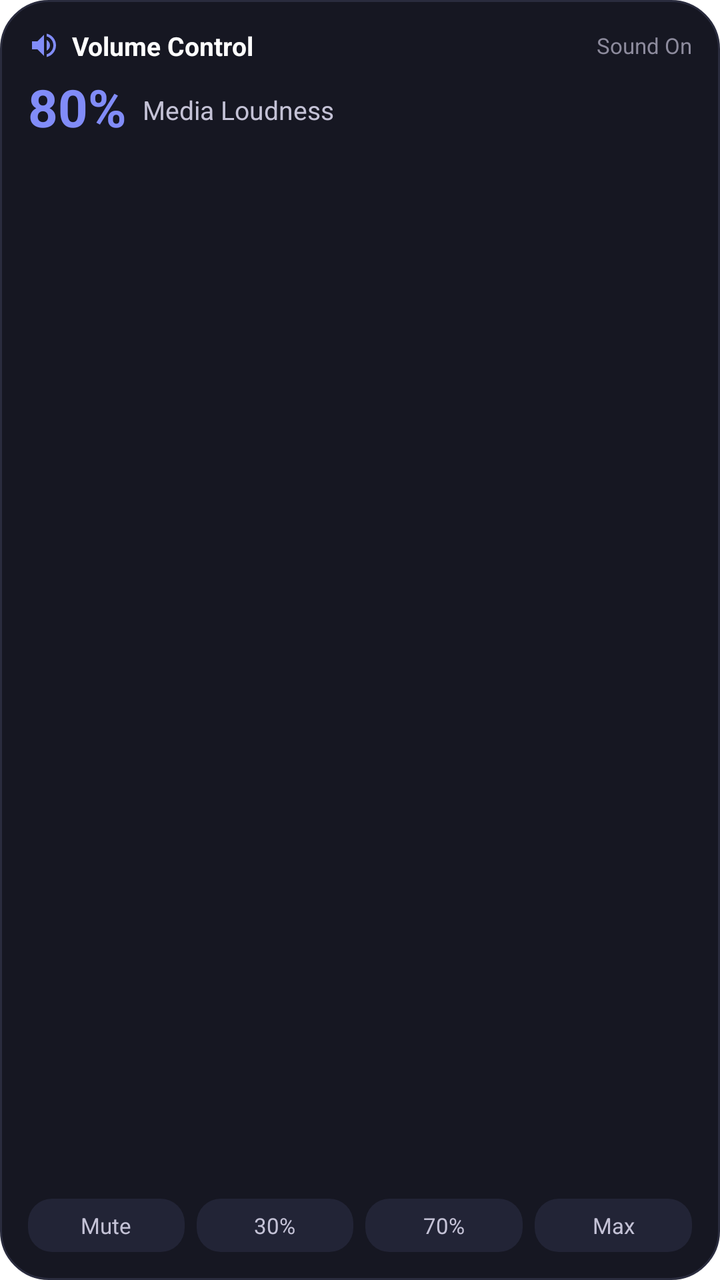
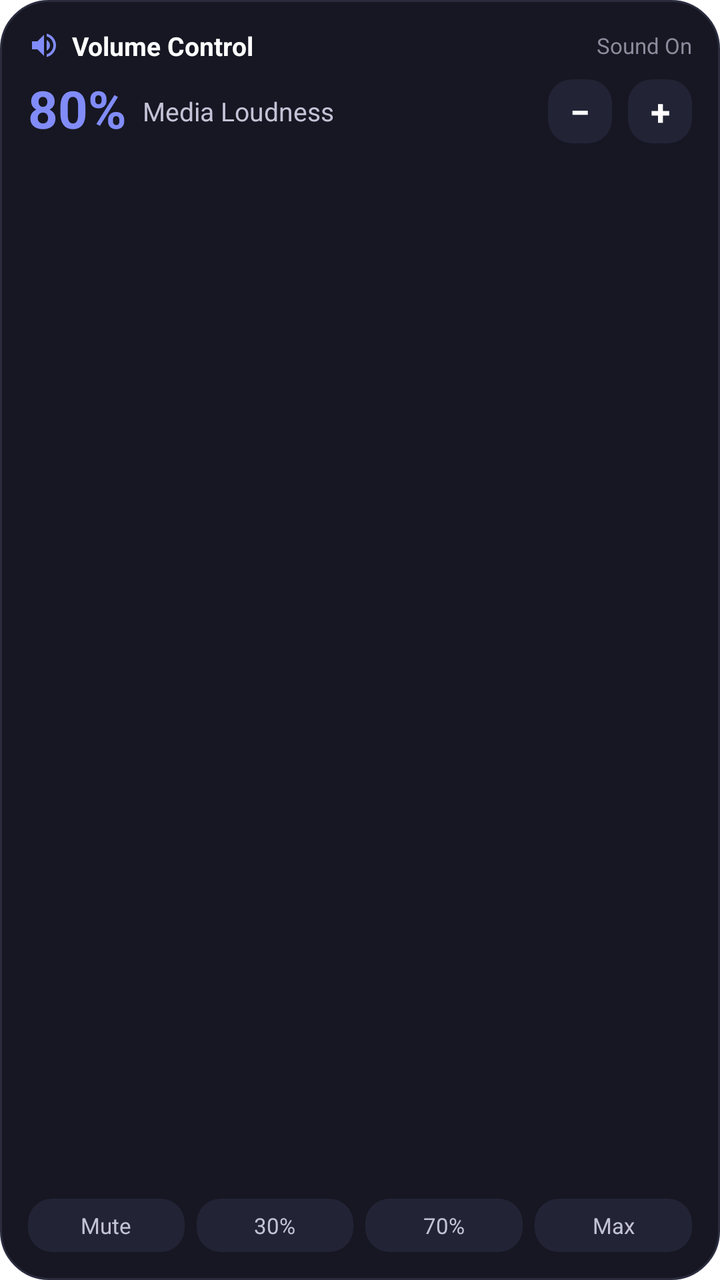

Before-and-after screenshots of an Android layout around one commit, followed by the original layout XML and the change that was made.
<!-- AndroidManifest.xml: fallback theme Theme.MaterialComponents.DayNight.NoActionBar -->
<!-- res/layout/widget_volume.xml -->
<?xml version="1.0" encoding="utf-8"?>
<LinearLayout xmlns:android="http://schemas.android.com/apk/res/android"
    android:id="@+id/widget_root"
    android:layout_width="match_parent"
    android:layout_height="match_parent"
    android:orientation="vertical"
    android:background="@drawable/widget_bg_dark"
    android:padding="14dp">

    
    <LinearLayout
        android:layout_width="match_parent"
        android:layout_height="wrap_content"
        android:orientation="horizontal"
        android:gravity="center_vertical">

        <ImageView
            android:layout_width="16dp"
            android:layout_height="16dp"
            android:src="@drawable/ic_widget_volume"
            android:contentDescription="Volume" />

        <TextView
            android:layout_width="0dp"
            android:layout_height="wrap_content"
            android:layout_weight="1"
            android:layout_marginStart="6dp"
            android:textColor="#FFFFFF"
            android:textSize="13sp"
            android:textStyle="bold"
            android:text="Volume Control" />

        <TextView
            android:id="@+id/widget_volume_mode"
            android:layout_width="wrap_content"
            android:layout_height="wrap_content"
            android:textColor="#8D8B9D"
            android:textSize="11sp"
            android:text="Sound On" />
    </LinearLayout>

    
    <LinearLayout
        android:layout_width="match_parent"
        android:layout_height="wrap_content"
        android:layout_marginTop="8dp"
        android:orientation="horizontal"
        android:gravity="center_vertical">

        <TextView
            android:id="@+id/widget_volume_percent"
            android:layout_width="wrap_content"
            android:layout_height="wrap_content"
            android:textColor="#818CF8"
            android:textSize="26sp"
            android:textStyle="bold"
            android:includeFontPadding="false"
            android:text="80%" />

        <TextView
            android:id="@+id/widget_volume_stream_label"
            android:layout_width="wrap_content"
            android:layout_height="wrap_content"
            android:layout_marginStart="8dp"
            android:textColor="#C4C2D6"
            android:textSize="13sp"
            android:text="Media Loudness" />
    </LinearLayout>

    
    <FrameLayout
        android:layout_width="match_parent"
        android:layout_height="0dp"
        android:layout_weight="1" />

    
    <LinearLayout
        android:layout_width="match_parent"
        android:layout_height="wrap_content"
        android:orientation="horizontal">

        <TextView
            android:id="@+id/widget_volume_preset_mute"
            android:layout_width="0dp"
            android:layout_height="wrap_content"
            android:layout_weight="1"
            android:background="@drawable/widget_tile_bg"
            android:textColor="#C4C2D6"
            android:textSize="11sp"
            android:gravity="center"
            android:paddingTop="6dp"
            android:paddingBottom="6dp"
            android:layout_marginEnd="3dp"
            android:text="Mute" />

        <TextView
            android:id="@+id/widget_volume_preset_30"
            android:layout_width="0dp"
            android:layout_height="wrap_content"
            android:layout_weight="1"
            android:background="@drawable/widget_tile_bg"
            android:textColor="#C4C2D6"
            android:textSize="11sp"
            android:gravity="center"
            android:paddingTop="6dp"
            android:paddingBottom="6dp"
            android:layout_marginStart="3dp"
            android:layout_marginEnd="3dp"
            android:text="30%" />

        <TextView
            android:id="@+id/widget_volume_preset_70"
            android:layout_width="0dp"
            android:layout_height="wrap_content"
            android:layout_weight="1"
            android:background="@drawable/widget_tile_bg"
            android:textColor="#C4C2D6"
            android:textSize="11sp"
            android:gravity="center"
            android:paddingTop="6dp"
            android:paddingBottom="6dp"
            android:layout_marginStart="3dp"
            android:layout_marginEnd="3dp"
            android:text="70%" />

        <TextView
            android:id="@+id/widget_volume_preset_100"
            android:layout_width="0dp"
            android:layout_height="wrap_content"
            android:layout_weight="1"
            android:background="@drawable/widget_tile_bg"
            android:textColor="#C4C2D6"
            android:textSize="11sp"
            android:gravity="center"
            android:paddingTop="6dp"
            android:paddingBottom="6dp"
            android:layout_marginStart="3dp"
            android:text="Max" />
    </LinearLayout>
</LinearLayout>
<!-- resources referenced by this layout -->
<resources>
  <!-- drawable ic_widget_volume (drawable) -->
  <?xml version="1.0" encoding="utf-8"?>
  <vector xmlns:android="http://schemas.android.com/apk/res/android"
      android:width="20dp"
      android:height="20dp"
      android:viewportWidth="24"
      android:viewportHeight="24">
      <path
          android:fillColor="#818CF8"
          android:pathData="M3,9v6h4l5,5V4L7,9H3zm13.5,3c0,-1.77 -1.02,-3.29 -2.5,-4.03v8.05c1.48,-0.73 2.5,-2.25 2.5,-4.02zM14,3.23v2.06c2.89,0.86 5,3.54 5,6.71s-2.11,5.85 -5,6.71v2.06c4.01,-0.91 7,-4.49 7,-8.77s-2.99,-7.86 -7,-8.77z" />
  </vector>
  <!-- drawable widget_bg_dark (drawable) -->
  <?xml version="1.0" encoding="utf-8"?>
  <shape xmlns:android="http://schemas.android.com/apk/res/android"
      android:shape="rectangle">
      <solid android:color="#161722" />
      <corners android:radius="24dp" />
      <stroke
          android:width="1dp"
          android:color="#2A2C3E" />
  </shape>
  <!-- drawable widget_tile_bg (drawable) -->
  <?xml version="1.0" encoding="utf-8"?>
  <shape xmlns:android="http://schemas.android.com/apk/res/android"
      android:shape="rectangle">
      <solid android:color="#222436" />
      <corners android:radius="12dp" />
  </shape>
</resources>

<!-- the commit's change to res/layout/widget_volume.xml (unified diff, before → after) -->
@@ -59,12 +59,38 @@
 
         <TextView
             android:id="@+id/widget_volume_stream_label"
-            android:layout_width="wrap_content"
+            android:layout_width="0dp"
             android:layout_height="wrap_content"
+            android:layout_weight="1"
             android:layout_marginStart="8dp"
             android:textColor="#C4C2D6"
             android:textSize="13sp"
             android:text="Media Loudness" />
+
+        
+        <TextView
+            android:id="@+id/widget_volume_btn_down"
+            android:layout_width="32dp"
+            android:layout_height="32dp"
+            android:background="@drawable/widget_tile_bg"
+            android:gravity="center"
+            android:text="−"
+            android:textColor="#FFFFFF"
+            android:textSize="18sp"
+            android:textStyle="bold" />
+
+        
+        <TextView
+            android:id="@+id/widget_volume_btn_up"
+            android:layout_width="32dp"
+            android:layout_height="32dp"
+            android:layout_marginStart="8dp"
+            android:background="@drawable/widget_tile_bg"
+            android:gravity="center"
+            android:text="+"
+            android:textColor="#FFFFFF"
+            android:textSize="18sp"
+            android:textStyle="bold" />
     </LinearLayout>
 
     
